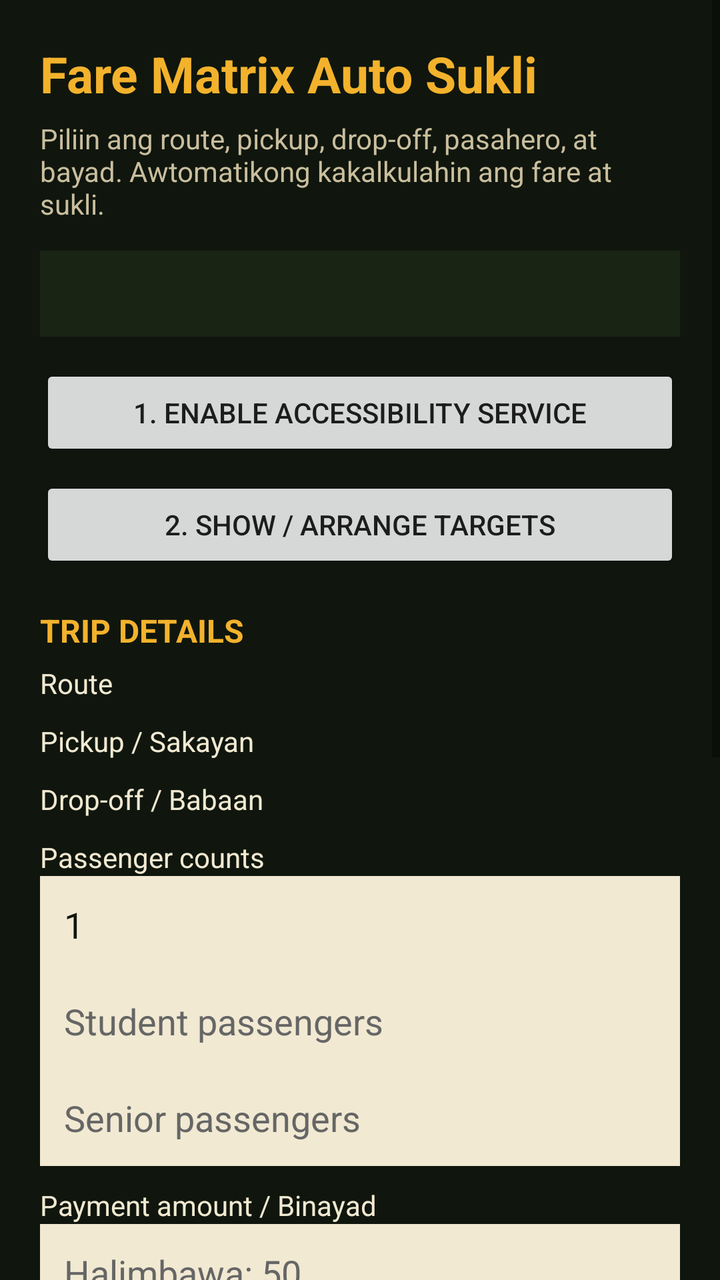
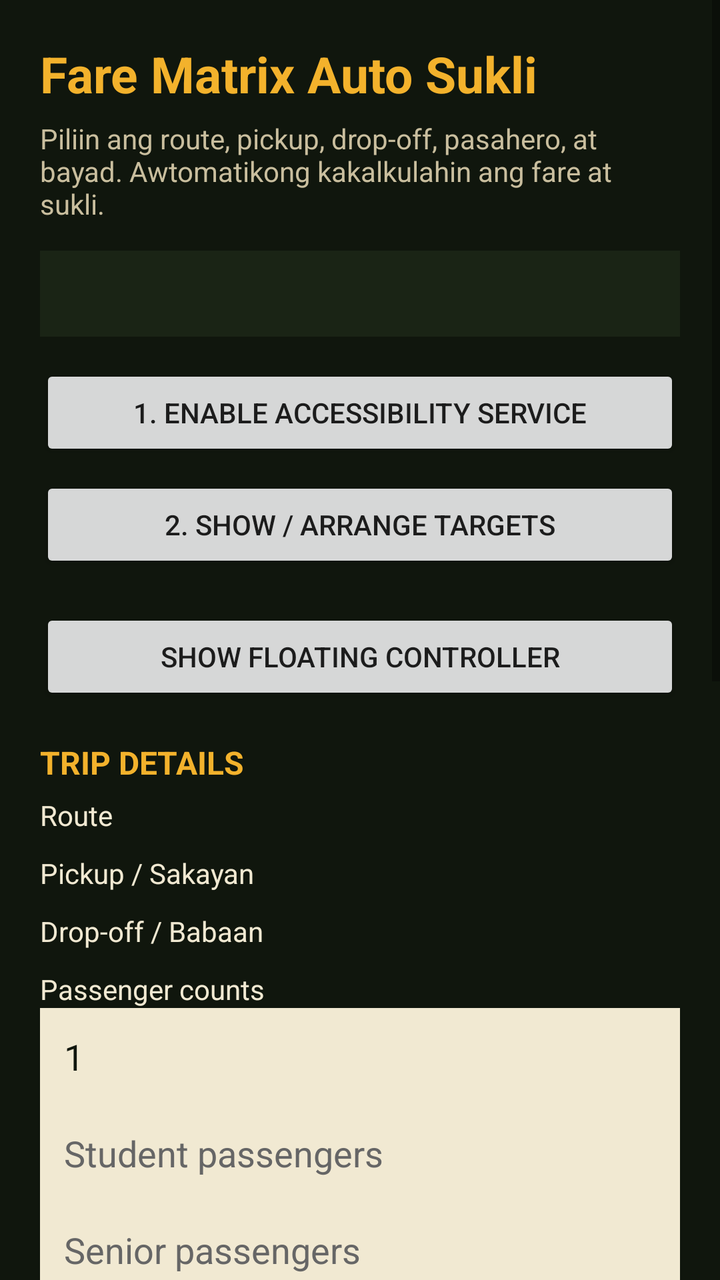

The first picture is an Android layout as it rendered before a commit; the second is the same layout after the commit. The layout source and the unified diff follow.
<!-- AndroidManifest.xml: application theme Theme.AppCompat.DayNight -->
<!-- res/layout/activity_main.xml -->
<?xml version="1.0" encoding="utf-8"?>
<ScrollView xmlns:android="http://schemas.android.com/apk/res/android"
    android:layout_width="match_parent"
    android:layout_height="match_parent"
    android:background="#10160D"
    android:fillViewport="true">

    <LinearLayout
        android:layout_width="match_parent"
        android:layout_height="wrap_content"
        android:orientation="vertical"
        android:padding="20dp">

        <TextView
            android:layout_width="wrap_content"
            android:layout_height="wrap_content"
            android:text="Fare Matrix Auto Sukli"
            android:textColor="#F3B22C"
            android:textSize="25sp"
            android:textStyle="bold"
            android:layout_marginBottom="6dp" />

        <TextView
            android:layout_width="match_parent"
            android:layout_height="wrap_content"
            android:text="Piliin ang route, pickup, drop-off, pasahero, at bayad. Awtomatikong kakalkulahin ang fare at sukli."
            android:textColor="#C9BE9E"
            android:textSize="14sp"
            android:layout_marginBottom="14dp" />

        <TextView
            android:id="@+id/statusText"
            android:layout_width="match_parent"
            android:layout_height="wrap_content"
            android:textColor="#F1E9D2"
            android:textSize="14sp"
            android:padding="12dp"
            android:background="#1A2415"
            android:layout_marginBottom="14dp" />

        <Button
            android:id="@+id/btnAccessibility"
            android:layout_width="match_parent"
            android:layout_height="wrap_content"
            android:text="1. Enable Accessibility Service"
            android:layout_marginBottom="8dp" />

        <Button
            android:id="@+id/btnOverlay"
            android:layout_width="match_parent"
            android:layout_height="wrap_content"
            android:text="2. Show / Arrange Targets"
            android:layout_marginBottom="18dp" />

        <TextView
            android:layout_width="match_parent"
            android:layout_height="wrap_content"
            android:text="TRIP DETAILS"
            android:textColor="#F3B22C"
            android:textStyle="bold"
            android:textSize="16sp"
            android:layout_marginBottom="6dp" />

        <TextView
            android:layout_width="match_parent"
            android:layout_height="wrap_content"
            android:text="Route"
            android:textColor="#F1E9D2" />

        <Spinner
            android:id="@+id/spRoute"
            android:layout_width="match_parent"
            android:layout_height="wrap_content"
            android:background="#F1E9D2"
            android:layout_marginBottom="10dp" />

        <TextView
            android:layout_width="match_parent"
            android:layout_height="wrap_content"
            android:text="Pickup / Sakayan"
            android:textColor="#F1E9D2" />

        <Spinner
            android:id="@+id/spPickup"
            android:layout_width="match_parent"
            android:layout_height="wrap_content"
            android:background="#F1E9D2"
            android:layout_marginBottom="10dp" />

        <TextView
            android:layout_width="match_parent"
            android:layout_height="wrap_content"
            android:text="Drop-off / Babaan"
            android:textColor="#F1E9D2" />

        <Spinner
            android:id="@+id/spDropoff"
            android:layout_width="match_parent"
            android:layout_height="wrap_content"
            android:background="#F1E9D2"
            android:layout_marginBottom="10dp" />

        <TextView
            android:layout_width="match_parent"
            android:layout_height="wrap_content"
            android:text="Passenger counts"
            android:textColor="#F1E9D2" />

        <EditText
            android:id="@+id/etRegularCount"
            android:layout_width="match_parent"
            android:layout_height="wrap_content"
            android:hint="Regular passengers"
            android:inputType="number"
            android:textColor="#10160D"
            android:textColorHint="#666666"
            android:background="#F1E9D2"
            android:padding="12dp"
            android:text="1" />

        <EditText
            android:id="@+id/etStudentCount"
            android:layout_width="match_parent"
            android:layout_height="wrap_content"
            android:hint="Student passengers"
            android:inputType="number"
            android:textColor="#10160D"
            android:textColorHint="#666666"
            android:background="#F1E9D2"
            android:padding="12dp" />

        <EditText
            android:id="@+id/etSeniorCount"
            android:layout_width="match_parent"
            android:layout_height="wrap_content"
            android:hint="Senior passengers"
            android:inputType="number"
            android:textColor="#10160D"
            android:textColorHint="#666666"
            android:background="#F1E9D2"
            android:padding="12dp"
            android:layout_marginBottom="10dp" />

        <TextView
            android:layout_width="match_parent"
            android:layout_height="wrap_content"
            android:text="Payment amount / Binayad"
            android:textColor="#F1E9D2" />

        <EditText
            android:id="@+id/etPayment"
            android:layout_width="match_parent"
            android:layout_height="wrap_content"
            android:hint="Halimbawa: 50"
            android:inputType="numberDecimal"
            android:textColor="#10160D"
            android:textColorHint="#666666"
            android:background="#F1E9D2"
            android:padding="12dp"
            android:layout_marginBottom="14dp" />

        <TextView
            android:id="@+id/tvFareResult"
            android:layout_width="match_parent"
            android:layout_height="wrap_content"
            android:text="Fare: ₱0"
            android:textColor="#F3B22C"
            android:textSize="22sp"
            android:textStyle="bold"
            android:background="#1A2415"
            android:padding="14dp"
            android:layout_marginBottom="6dp" />

        <TextView
            android:id="@+id/tvBreakdown"
            android:layout_width="match_parent"
            android:layout_height="wrap_content"
            android:text="Pumili ng trip details."
            android:textColor="#F1E9D2"
            android:textSize="14sp"
            android:padding="10dp"
            android:background="#212D1A"
            android:layout_marginBottom="6dp" />

        <TextView
            android:id="@+id/tvChangeResult"
            android:layout_width="match_parent"
            android:layout_height="wrap_content"
            android:text="Sukli: ₱0"
            android:textColor="#6FA05B"
            android:textSize="22sp"
            android:textStyle="bold"
            android:background="#1A2415"
            android:padding="14dp"
            android:layout_marginBottom="12dp" />

        <TextView
            android:id="@+id/tvAutoSequence"
            android:layout_width="match_parent"
            android:layout_height="wrap_content"
            android:text="Auto-click order: —"
            android:textColor="#F1E9D2"
            android:textSize="15sp"
            android:background="#212D1A"
            android:padding="12dp"
            android:layout_marginBottom="12dp" />

        <Button
            android:id="@+id/btnCalculateAndGive"
            android:layout_width="match_parent"
            android:layout_height="wrap_content"
            android:text="CALCULATE FARE + SAVE SUKLI"
            android:backgroundTint="#F3B22C"
            android:textColor="#1A2415"
            android:textStyle="bold"
            android:padding="16dp"
            android:layout_marginBottom="8dp" />

        <Button
            android:id="@+id/btnReset"
            android:layout_width="match_parent"
            android:layout_height="wrap_content"
            android:text="Reset trip"
            android:layout_marginBottom="8dp" />

        <TextView
            android:layout_width="match_parent"
            android:layout_height="wrap_content"
            android:text="Fare rules: minimum 4 units • Regular ₱13 • Student/Senior ₱11 • +₱2 bawat unit lampas sa minimum"
            android:textColor="#C9BE9E"
            android:textSize="12sp"
            android:paddingTop="8dp" />

    </LinearLayout>
</ScrollView>
<!-- resources referenced by this layout -->
<resources>

</resources>

<!-- the commit's change to res/layout/activity_main.xml (unified diff, before → after) -->
@@ -52,6 +52,13 @@
             android:text="2. Show / Arrange Targets"
             android:layout_marginBottom="18dp" />
 
+        <Button
+            android:id="@+id/btnController"
+            android:layout_width="match_parent"
+            android:layout_height="wrap_content"
+            android:text="Show Floating Controller"
+            android:layout_marginBottom="18dp" />
+
         <TextView
             android:layout_width="match_parent"
             android:layout_height="wrap_content"
@@ -209,12 +216,20 @@
             android:id="@+id/btnCalculateAndGive"
             android:layout_width="match_parent"
             android:layout_height="wrap_content"
-            android:text="CALCULATE FARE + SAVE SUKLI"
+            android:text="UPDATE / SAVE SUKLI NOW"
             android:backgroundTint="#F3B22C"
             android:textColor="#1A2415"
             android:textStyle="bold"
             android:padding="16dp"
             android:layout_marginBottom="8dp" />
+
+        <TextView
+            android:layout_width="match_parent"
+            android:layout_height="wrap_content"
+            android:text="Auto-update is active: route, pickup, drop-off, passenger counts, and payment automatically update the blue ▶ Play sequence."
+            android:textColor="#C9BE9E"
+            android:textSize="12sp"
+            android:paddingBottom="8dp" />
 
         <Button
             android:id="@+id/btnReset"
